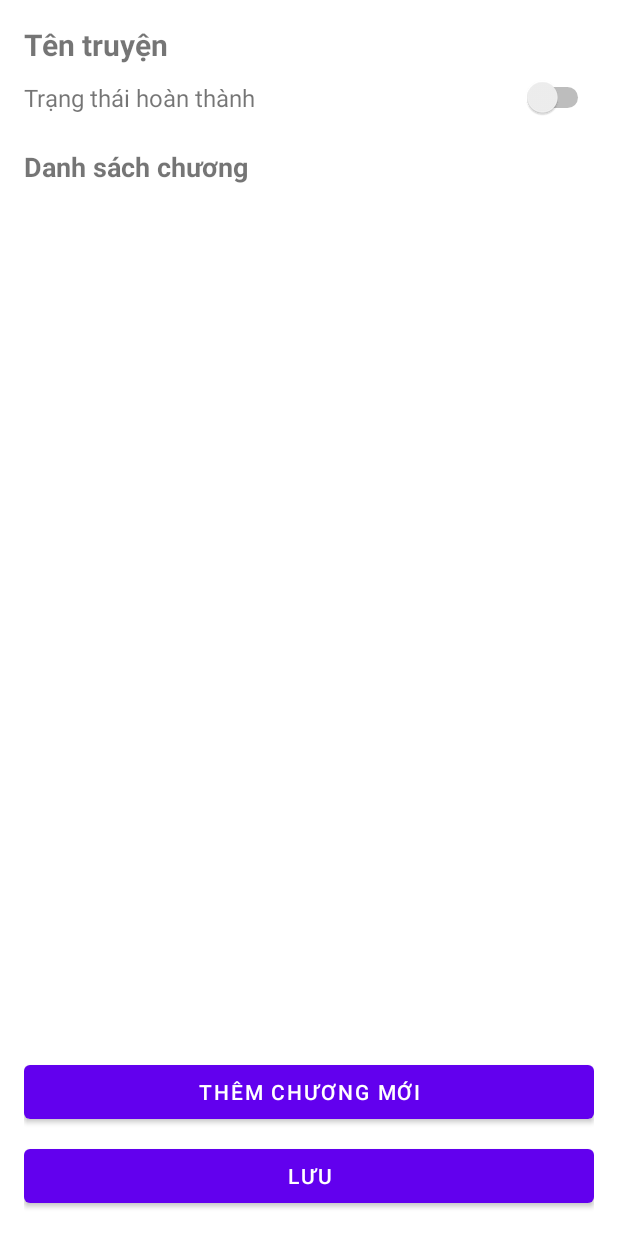
After one commit to HandQ2212/ProReadApp, an Android app: the StoryEditActivity screen opened directly, with no data from a screen before it, on a phone screen of 412 x 824 dp. The commit adds this screen. Run offline under Robolectric (Android 15) with nearby library versions, the phone set to English and light mode, and no system bars; our stand-ins replace Room's generated code.

Commit message:
feat: sua truyen(chua sua phan them chuong)

```diff
--- a/App Mobile/app/src/main/AndroidManifest.xml
+++ b/App Mobile/app/src/main/AndroidManifest.xml
@@ -29,6 +29,8 @@
         <activity android:name=".view.ShowListActivity" />
         <activity android:name=".view.StoryAddEditActivity" />
         <activity android:name=".view.ChapterAddEditActivity" />
+        <activity android:name=".view.StoryEditActivity" />
+        <activity android:name=".view.StoryListEditActivity" />
 
 
     </application>
--- a/App Mobile/app/src/main/java/com/example/proreadapp/dao/StoryDao.java
+++ b/App Mobile/app/src/main/java/com/example/proreadapp/dao/StoryDao.java
@@ -11,8 +11,10 @@ import androidx.room.Update;
 
 import com.example.proreadapp.model.Category;
 import com.example.proreadapp.model.CategoryWithStories;
+import com.example.proreadapp.model.Chapter;
 import com.example.proreadapp.model.Story;
 import com.example.proreadapp.model.StoryCategoryCrossRef;
+import com.example.proreadapp.model.StoryWithChapters;
 
 import java.util.List;
 
@@ -81,4 +83,14 @@ public interface StoryDao {
     @Query("SELECT * FROM categories WHERE id = :categoryId")
     LiveData<CategoryWithStories> getStoriesByCategoryId(String categoryId);
 
+    @Transaction
+    @Query("SELECT * FROM stories WHERE id = :storyId")
+    LiveData<StoryWithChapters> getStoryWithChapters(String storyId);
+
+
+    @Update
+    void updateStory(Story story);
+
+    @Insert
+    long insertChapter(Chapter chapter);
 }
--- /dev/null
+++ b/App Mobile/app/src/main/java/com/example/proreadapp/view/StoryEditActivity.java
@@ -0,0 +1,97 @@
+package com.example.proreadapp.view;
+
+import android.os.Bundle;
+import android.util.Log;
+import android.widget.Toast;
+import androidx.appcompat.app.AppCompatActivity;
+import androidx.lifecycle.ViewModelProvider;
+import androidx.recyclerview.widget.LinearLayoutManager;
+
+import com.example.proreadapp.adapter.ChapterListAdapter;
+import com.example.proreadapp.databinding.ActivityStoryEditBinding;
+import com.example.proreadapp.model.Chapter;
+import com.example.proreadapp.model.Story;
+import com.example.proreadapp.viewmodel.StoryEditViewModel;
+
+import java.util.List;
+
+public class StoryEditActivity extends AppCompatActivity {
+    private ActivityStoryEditBinding binding;
+    private StoryEditViewModel viewModel;
+    private String storyId;
+    private Story currentStory;
+    private List<Chapter> currentChapters;
+
+    @Override
+    protected void onCreate(Bundle savedInstanceState) {
+        super.onCreate(savedInstanceState);
+        binding = ActivityStoryEditBinding.inflate(getLayoutInflater());
+        setContentView(binding.getRoot());
+
+        if (getSupportActionBar() != null) {
+            getSupportActionBar().hide();
+        }
+
+        storyId = getIntent().getStringExtra("storyId");
+
+
+        viewModel = new ViewModelProvider(this).get(StoryEditViewModel.class);
+
+        setupRecyclerView();
+        observeData();
+
+        binding.btnAddChapter.setOnClickListener(v -> {
+            if (currentStory != null && currentChapters != null) {
+                Integer currentChapterNumber = currentChapters.size() + 1;
+                Integer totalChapters = currentChapterNumber;
+                viewModel.addNewChapter(this, currentStory.getId(), currentChapterNumber, totalChapters);
+            } else {
+                Toast.makeText(this, "Dữ liệu truyện chưa sẵn sàng", Toast.LENGTH_SHORT).show();
+            }
+        });
+
+        binding.btnSave.setOnClickListener(v -> {
+            if (currentStory != null) {
+                boolean isCompleted = binding.switchCompleted.isChecked();
+                viewModel.updateStoryCompletionStatus(currentStory, isCompleted);
+                Toast.makeText(this, "Đã lưu thay đổi", Toast.LENGTH_SHORT).show();
+                finish();
+            } else {
+                Toast.makeText(this, "Dữ liệu truyện chưa sẵn sàng", Toast.LENGTH_SHORT).show();
+            }
+        });
+    }
+
+    private void setupRecyclerView() {
+        binding.recyclerChapters.setLayoutManager(new LinearLayoutManager(this));
+    }
+
+    private void observeData() {
+        viewModel.getStoryWithChapters(storyId).observe(this, storyWithChapters -> {
+            if (storyWithChapters != null) {
+                currentStory = storyWithChapters.story;
+                currentChapters = storyWithChapters.chapters;
+                Log.d("DEBUG", "Story ID: " + currentStory.getId());
+                Log.d("DEBUG", "Story Title: " + currentStory.getTitle());
+
+                for (Chapter chapter : currentChapters) {
+                    Log.d("DEBUG", "Chapter: " + chapter.getTitle());
+                }
+
+                binding.textStoryTitle.setText(currentStory.getTitle());
+                binding.switchCompleted.setChecked(currentStory.getStatus());
+
+                ChapterListAdapter adapter = new ChapterListAdapter(chapter -> {
+                    viewModel.editChapter(this, chapter);
+                });
+                adapter.setChapterList(currentChapters);
+                Log.d("StoryEditActivity", "Chapters count = " + currentChapters.size());
+                for (Chapter ch : currentChapters) {
+                    Log.d("StoryEditActivity", "Chapter: " + ch.getTitle());
+                }
+
+                binding.recyclerChapters.setAdapter(adapter);
+            }
+        });
+    }
+}
--- a/App Mobile/app/src/main/java/com/example/proreadapp/view/fragment/SettingFragment.java
+++ b/App Mobile/app/src/main/java/com/example/proreadapp/view/fragment/SettingFragment.java
@@ -15,6 +15,7 @@ import androidx.lifecycle.ViewModelProvider;
 import com.example.proreadapp.databinding.FragmentSettingBinding;
 import com.example.proreadapp.view.ChapterAddEditActivity;
 import com.example.proreadapp.view.StoryAddEditActivity;
+import com.example.proreadapp.view.StoryListEditActivity;
 import com.example.proreadapp.viewmodel.ReaderSettingViewModel;
 
 public class SettingFragment extends Fragment{
@@ -31,6 +32,11 @@ public class SettingFragment extends Fragment{
 
         binding.btnAddStory.setOnClickListener(v -> {
             Intent intent = new Intent(getActivity(), StoryAddEditActivity.class);
+            startActivity(intent);
+        });
+
+        binding.btnSuaStory.setOnClickListener(v -> {
+            Intent intent = new Intent(getActivity(), StoryListEditActivity.class);
             startActivity(intent);
         });
 
--- /dev/null
+++ b/App Mobile/app/src/main/java/com/example/proreadapp/viewmodel/StoryEditViewModel.java
@@ -0,0 +1,70 @@
+package com.example.proreadapp.viewmodel;
+
+import android.app.Activity;
+import android.app.Application;
+import android.content.Intent;
+
+import androidx.annotation.NonNull;
+import androidx.appcompat.app.AppCompatActivity;
+import androidx.lifecycle.AndroidViewModel;
+import androidx.lifecycle.LiveData;
+
+import com.example.proreadapp.dao.StoryDao;
+import com.example.proreadapp.database.StoryDatabase;
+import com.example.proreadapp.model.Chapter;
+import com.example.proreadapp.model.Story;
+import com.example.proreadapp.model.StoryWithChapters;
+import com.example.proreadapp.view.ChapterAddEditActivity;
+
+public class StoryEditViewModel extends AndroidViewModel {
+    private StoryDao storyDao;
+    private LiveData<StoryWithChapters> storyWithChapters;
+
+    public StoryEditViewModel(@NonNull Application application) {
+        super(application);
+        storyDao = StoryDatabase.getInstance(application).storyDao();
+    }
+
+    public LiveData<StoryWithChapters> getStoryWithChapters(String storyId) {
+        storyWithChapters = storyDao.getStoryWithChapters(storyId);
+        return storyWithChapters;
+    }
+
+    public void updateStoryCompletionStatus(Story story, boolean isCompleted) {
+        new Thread(() -> {
+            story.setStatus(isCompleted);
+            storyDao.updateStory(story);
+        }).start();
+    }
+
+    public void addNewChapter(AppCompatActivity activity, String storyId, Integer currentChapter, Integer totalChapters) {
+        new Thread(() -> {
+            Chapter newChapter = new Chapter(
+                    "Chương mới",
+                    "",
+                    currentChapter,
+                    totalChapters,
+                    storyId
+            );
+
+            long newId = storyDao.insertChapter(newChapter);
+
+            activity.runOnUiThread(() -> {
+                Intent intent = new Intent(activity, ChapterAddEditActivity.class);
+                intent.putExtra("chapterId", (int) newId);
+                activity.startActivity(intent);
+            });
+        }).start();
+    }
+
+
+
+    public void editChapter(AppCompatActivity activity, Chapter chapter) {
+        if (chapter == null || activity == null) return;
+
+        Intent intent = new Intent(activity, ChapterAddEditActivity.class);
+        intent.putExtra("chapterId", chapter.getId());
+        activity.startActivity(intent);
+    }
+
+}
--- /dev/null
+++ b/App Mobile/app/src/main/res/layout/activity_story_edit.xml
@@ -0,0 +1,66 @@
+<?xml version="1.0" encoding="utf-8"?>
+<LinearLayout
+    xmlns:android="http://schemas.android.com/apk/res/android"
+    android:layout_width="match_parent"
+    android:layout_height="match_parent"
+    android:orientation="vertical"
+    android:padding="16dp">
+
+    <TextView
+        android:id="@+id/text_story_title"
+        android:layout_width="match_parent"
+        android:layout_height="wrap_content"
+        android:text="Tên truyện"
+        android:textSize="20sp"
+        android:textStyle="bold"
+        android:paddingBottom="8dp" />
+
+    <LinearLayout
+        android:layout_width="match_parent"
+        android:layout_height="wrap_content"
+        android:orientation="horizontal"
+        android:gravity="center_vertical"
+        android:paddingBottom="12dp">
+
+        <TextView
+            android:layout_width="0dp"
+            android:layout_height="wrap_content"
+            android:layout_weight="1"
+            android:text="Trạng thái hoàn thành"
+            android:textSize="16sp" />
+
+        <Switch
+            android:id="@+id/switch_completed"
+            android:layout_width="wrap_content"
+            android:layout_height="wrap_content" />
+    </LinearLayout>
+
+    <TextView
+        android:layout_width="match_parent"
+        android:layout_height="wrap_content"
+        android:text="Danh sách chương"
+        android:textSize="18sp"
+        android:textStyle="bold"
+        android:paddingTop="8dp"
+        android:paddingBottom="4dp" />
+
+    <androidx.recyclerview.widget.RecyclerView
+        android:id="@+id/recycler_chapters"
+        android:layout_width="match_parent"
+        android:layout_height="0dp"
+        android:layout_weight="1"
+        android:layout_marginBottom="12dp" />
+
+    <Button
+        android:id="@+id/btn_add_chapter"
+        android:layout_width="match_parent"
+        android:layout_height="wrap_content"
+        android:text="Thêm chương mới" />
+
+    <Button
+        android:id="@+id/btn_save"
+        android:layout_width="match_parent"
+        android:layout_height="wrap_content"
+        android:text="Lưu"
+        android:layout_marginTop="8dp" />
+</LinearLayout>
```
Also changed, not shown: App Mobile/app/src/main/java/com/example/proreadapp/adapter/ChapterListAdapter.java (added, +71 -0 lines), App Mobile/app/src/main/java/com/example/proreadapp/model/Chapter.java (+5 -5 lines), App Mobile/app/src/main/java/com/example/proreadapp/model/Story.java (+6 -6 lines), App Mobile/app/src/main/java/com/example/proreadapp/model/StoryWithChapters.java (added, +15 -0 lines), App Mobile/app/src/main/java/com/example/proreadapp/view/StoryListEditActivity.java (added, +46 -0 lines), App Mobile/app/src/main/res/layout/activity_story_list_edit.xml (added, +31 -0 lines).
